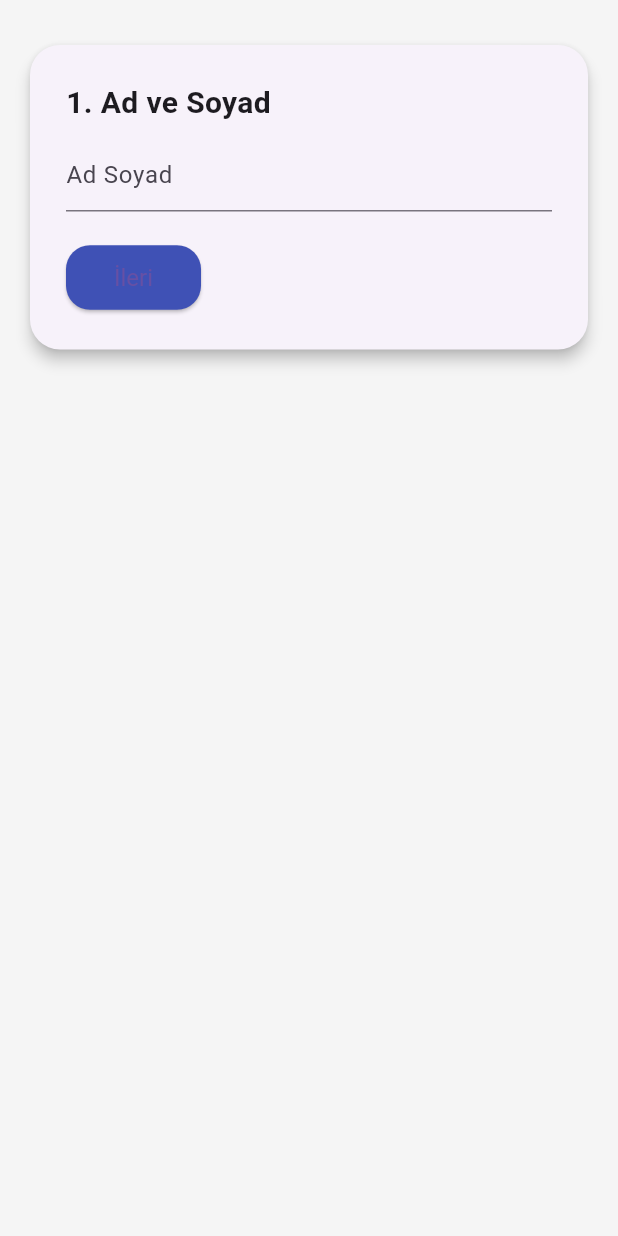
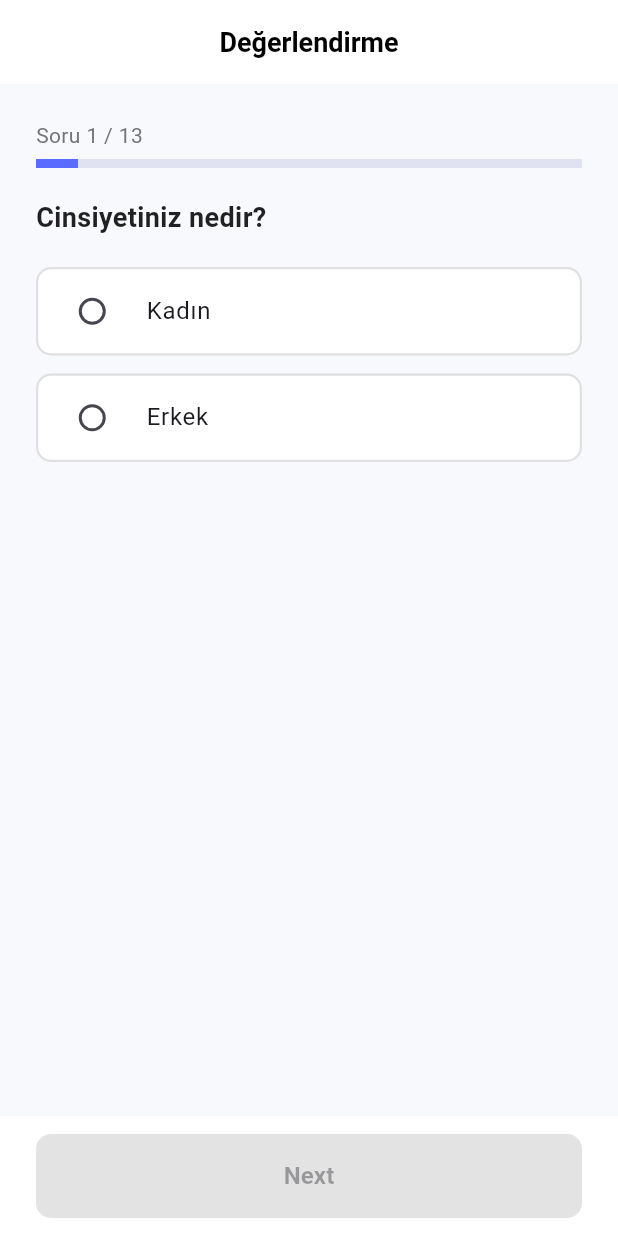
Before and after one commit to efsasezer/mindtrack-bootcamp, a Flutter app: the screen it shows after launch, on a phone screen of 412 x 824 dp. Run offline on Flutter 3.47's test engine with Material 3 defaults, Android fonts, the phone set to English and light mode, and no system bars.

Commit message:
Soru Sayfası

```diff
--- a/lib/main.dart
+++ b/lib/main.dart
@@ -1,336 +1,424 @@
 import 'package:flutter/material.dart';
 
-void main() {
-  runApp(SoruUygulamasi());
-}
+void main() => runApp(StudentSurveyApp());
 
-class SoruUygulamasi extends StatelessWidget {
+class StudentSurveyApp extends StatelessWidget {
   @override
   Widget build(BuildContext context) {
     return MaterialApp(
-      title: 'Soru Uygulaması',
+      title: 'Değerlendirme',
       debugShowCheckedModeBanner: false,
       theme: ThemeData(
-        scaffoldBackgroundColor: Colors.grey[100],
-        primarySwatch: Colors.indigo,
-        elevatedButtonTheme: ElevatedButtonThemeData(
-          style: ElevatedButton.styleFrom(
-            backgroundColor: Colors.indigo,
-            shape: RoundedRectangleBorder(
-              borderRadius: BorderRadius.circular(16),
-            ),
-            padding: EdgeInsets.symmetric(horizontal: 32, vertical: 12),
-            textStyle: TextStyle(fontSize: 16),
+        scaffoldBackgroundColor: Color(0xFFF8F9FD),
+        fontFamily: 'Roboto',
+        appBarTheme: AppBarTheme(
+          backgroundColor: Colors.white,
+          elevation: 0,
+          centerTitle: true,
+          titleTextStyle: TextStyle(
+            color: Colors.black,
+            fontSize: 18,
+            fontWeight: FontWeight.bold,
           ),
+          iconTheme: IconThemeData(color: Colors.black),
         ),
       ),
-      home: SoruSayfasi(),
+      home: SurveyPage(),
     );
   }
 }
 
-class SoruSayfasi extends StatefulWidget {
+class SurveyPage extends StatefulWidget {
   @override
-  _SoruSayfasiState createState() => _SoruSayfasiState();
+  _SurveyPageState createState() => _SurveyPageState();
 }
 
-class _SoruSayfasiState extends State<SoruSayfasi> {
-  int _soruIndex = 0;
-  final Map<String, dynamic> cevaplar = {};
-  final TextEditingController _text1 = TextEditingController();
-  final TextEditingController _text2 = TextEditingController();
+class _SurveyPageState extends State<SurveyPage> {
+  int questionIndex = 0;
+  final answers = <String, dynamic>{};
+  final controller = TextEditingController();
+  String? dropdownValue;
+  String? errorText; // Hata mesajı için
 
-  void sonraki(dynamic cevap) {
-    if (cevap != null) {
-      cevaplar["Soru ${_soruIndex + 1}"] = cevap;
-    }
-    _text1.clear();
-    _text2.clear();
-    setState(() => _soruIndex++);
+  final Map<String, String> ranges = {
+    'Akademik Baskı': '(1-5)',
+    'Not Ortalaması': '(1-10)',
+    'Memnuniyet': '(1-5)',
+    'Finansal Stres': '(1-5)',
+  };
+
+  final List<Map<String, dynamic>> questions = [
+    {
+      'text': 'Cinsiyetiniz nedir?',
+      'type': 'radio',
+      'options': ['Kadın', 'Erkek'],
+      'key': 'Cinsiyet',
+    },
+    {'text': 'Yaşınız?', 'type': 'input', 'key': 'Yaş'},
+    {
+      'text': 'Mesleğiniz / Alanınız:',
+      'type': 'dropdown',
+      'options': [
+        'Architect',
+        'Chef',
+        'Doctor',
+        'Lawyer',
+        'Student',
+        'Teacher',
+      ],
+      'key': 'Meslek',
+    },
+    {
+      'text': 'Akademik baskı düzeyiniz:',
+      'type': 'input',
+      'key': 'Akademik Baskı',
+    },
+    {'text': 'Not ortalamanız:', 'type': 'input', 'key': 'Not Ortalaması'},
+    {
+      'text': 'Eğitimden memnuniyet düzeyiniz:',
+      'type': 'input',
+      'key': 'Memnuniyet',
+    },
+    {
+      'text': 'Uyku süreniz:',
+      'type': 'dropdown',
+      'options': ['5-6 saat', '7-8 saat', '<5 saat', '>8 saat'],
+      'key': 'Uyku Süresi',
+    },
+    {
+      'text': 'Beslenme alışkanlığınız:',
+      'type': 'dropdown',
+      'options': ['Sağlıklı', 'Orta', 'Diğer', 'Sağlıksız'],
+      'key': 'Beslenme',
+    },
+    {
+      'text': 'Eğitim dereceniz:',
+      'type': 'dropdown',
+      'options': ['BSc', 'BA', 'MBA', 'PhD'],
+      'key': 'Eğitim Derecesi',
+    },
+    {
+      'text': 'Daha önce intihar düşünceniz oldu mu?',
+      'type': 'radio',
+      'options': ['Evet', 'Hayır'],
+      'key': 'İntihar Düşüncesi',
+    },
+    {
+      'text': 'Günlük ders süreniz (saat):',
+      'type': 'input',
+      'key': 'Ders Süresi',
+    },
+    {
+      'text': 'Finansal stres düzeyiniz:',
+      'type': 'input',
+      'key': 'Finansal Stres',
+    },
+    {
+      'text': 'Ailede ruhsal hastalık geçmişi var mı?',
+      'type': 'radio',
+      'options': ['Evet', 'Hayır'],
+      'key': 'Ailede Ruhsal Hastalık',
+    },
+  ];
+
+  void next(dynamic value) {
+    final key = questions[questionIndex]['key'];
+    answers[key] = value;
+    controller.clear();
+    dropdownValue = null;
+    errorText = null;
+    setState(() => questionIndex++);
   }
 
-  Widget soruKarti(Widget child) {
-    return Card(
-      elevation: 4,
-      margin: EdgeInsets.symmetric(horizontal: 20, vertical: 30),
-      shape: RoundedRectangleBorder(borderRadius: BorderRadius.circular(20)),
-      child: Padding(padding: const EdgeInsets.all(24.0), child: child),
+  bool isInRange(String key, String value) {
+    if (!ranges.containsKey(key)) return true; // Aralık yoksa geçerli say
+    final rangeStr = ranges[key]!; // "(1-5)" gibi
+
+    final regex = RegExp(r'\((\d+)-(\d+)\)');
+    final match = regex.firstMatch(rangeStr);
+    if (match == null) return true;
+
+    final min = int.parse(match.group(1)!);
+    final max = int.parse(match.group(2)!);
+
+    final numValue = int.tryParse(value);
+    if (numValue == null) return false;
+
+    return numValue >= min && numValue <= max;
+  }
+
+  Widget buildProgressBar() {
+    double progress = (questionIndex + 1) / questions.length;
+    return Column(
+      crossAxisAlignment: CrossAxisAlignment.start,
+      children: [
+        Text(
+          "Soru ${questionIndex + 1} / ${questions.length}",
+          style: TextStyle(fontSize: 14, color: Colors.grey[600]),
+        ),
+        SizedBox(height: 6),
+        LinearProgressIndicator(
+          value: progress,
+          minHeight: 6,
+          color: Color(0xFF5A6BFF),
+          backgroundColor: Color(0xFFE0E2F2),
+        ),
+        SizedBox(height: 20),
+      ],
     );
   }
 
-  Widget soruWidget() {
-    switch (_soruIndex) {
-      case 0:
-        return soruKarti(
-          Column(
-            crossAxisAlignment: CrossAxisAlignment.start,
-            children: [
-              Text(
-                "1. Ad ve Soyad",
-                style: TextStyle(fontSize: 20, fontWeight: FontWeight.bold),
+  Widget buildNextButton(VoidCallback onPressed, {bool enabled = true}) {
+    return ElevatedButton(
+      style: ElevatedButton.styleFrom(
+        backgroundColor: enabled ? Color(0xFF5A6BFF) : Colors.grey,
+        foregroundColor: Colors.white,
+        padding: EdgeInsets.symmetric(vertical: 16),
+        shape: RoundedRectangleBorder(borderRadius: BorderRadius.circular(10)),
+      ),
+      onPressed: enabled ? onPressed : null,
+      child: Text(
+        "Next",
+        style: TextStyle(fontWeight: FontWeight.bold, fontSize: 16),
+      ),
+    );
+  }
+
+  Widget buildQuestion() {
+    final question = questions[questionIndex];
+    final key = question['key'];
+    final suffix = ranges.containsKey(key) ? " ${ranges[key]}" : "";
+    final questionText = Text(
+      question['text'] + suffix,
+      style: TextStyle(
+        fontSize: 18,
+        fontWeight: FontWeight.w600,
+        color: Colors.black87,
+      ),
+    );
+
+    switch (question['type']) {
+      case 'input':
+        return Column(
+          crossAxisAlignment: CrossAxisAlignment.start,
+          children: [
+            buildProgressBar(),
+            questionText,
+            SizedBox(height: 16),
+            Container(
+              decoration: BoxDecoration(
+                color: Colors.white,
+                border: Border.all(color: Colors.grey[300]!),
+                borderRadius: BorderRadius.circular(10),
               ),
-              SizedBox(height: 10),
-              TextField(
-                controller: _text1,
-                decoration: InputDecoration(hintText: "Ad Soyad"),
+              padding: EdgeInsets.symmetric(horizontal: 12),
+              child: TextField(
+                controller: controller,
+                keyboardType: TextInputType.numberWithOptions(decimal: true),
+                decoration: InputDecoration(
+                  hintText: "Cevabınızı girin",
+                  border: InputBorder.none,
+                ),
+                onChanged: (text) {
+                  setState(() {
+                    if (!isInRange(key, text.trim())) {
+                      errorText =
+                          "Lütfen $ranges[key] aralığında bir değer girin.";
+                    } else {
+                      errorText = null;
+                    }
+                  });
+                },
               ),
-              SizedBox(height: 20),
-              ElevatedButton(
-                onPressed: () => sonraki(_text1.text),
-                child: Text("İleri"),
+            ),
+          ],
+        );
+      case 'radio':
+        return Column(
+          crossAxisAlignment: CrossAxisAlignment.start,
+          children: [
+            buildProgressBar(),
+            questionText,
+            SizedBox(height: 20),
+            ...question['options'].map<Widget>((option) {
+              final isSelected = answers[key] == option;
+              return Container(
+                margin: EdgeInsets.only(bottom: 12),
+                decoration: BoxDecoration(
+                  color: Colors.white,
+                  border: Border.all(
+                    color: isSelected ? Color(0xFF5A6BFF) : Colors.grey[300]!,
+                    width: 1.5,
+                  ),
+                  borderRadius: BorderRadius.circular(10),
+                ),
+                child: RadioListTile(
+                  contentPadding: EdgeInsets.symmetric(horizontal: 16),
+                  value: option,
+                  groupValue: answers[key],
+                  onChanged: (val) => setState(() => answers[key] = val),
+                  title: Text(option, style: TextStyle(fontSize: 16)),
+                  activeColor: Color(0xFF5A6BFF),
+                ),
+              );
+            }),
+          ],
+        );
+      case 'dropdown':
+        return Column(
+          crossAxisAlignment: CrossAxisAlignment.start,
+          children: [
+            buildProgressBar(),
+            questionText,
+            SizedBox(height: 16),
+            Container(
+              padding: EdgeInsets.symmetric(horizontal: 16),
+              decoration: BoxDecoration(
+                color: Colors.white,
+                border: Border.all(color: Colors.grey[300]!),
+                borderRadius: BorderRadius.circular(10),
               ),
-            ],
-          ),
-        );
-      case 1:
-        return soruKarti(
-          Column(
-            crossAxisAlignment: CrossAxisAlignment.start,
-            children: [
-              Text(
-                "2. Yaş",
-                style: TextStyle(fontSize: 20, fontWeight: FontWeight.bold),
+              child: DropdownButton<String>(
+                isExpanded: true,
+                value: dropdownValue,
+                hint: Text("Seçiniz"),
+                underline: SizedBox(),
+                dropdownColor: Colors.white,
+                style: TextStyle(color: Colors.black87, fontSize: 16),
+                onChanged: (String? newValue) {
+                  setState(() {
+                    dropdownValue = newValue;
+                    errorText = null;
+                  });
+                },
+                items: question['options']
+                    .map<DropdownMenuItem<String>>(
+                      (value) => DropdownMenuItem<String>(
+                        value: value,
+                        child: Text(value),
+                      ),
+                    )
+                    .toList(),
               ),
-              SizedBox(height: 10),
-              TextField(
-                controller: _text1,
-                keyboardType: TextInputType.number,
-                decoration: InputDecoration(hintText: "Yaş"),
-              ),
-              SizedBox(height: 20),
-              ElevatedButton(
-                onPressed: () => sonraki(_text1.text),
-                child: Text("İleri"),
-              ),
-            ],
-          ),
-        );
-      case 2:
-        return soruKarti(
-          Column(
-            crossAxisAlignment: CrossAxisAlignment.start,
-            children: [
-              Text(
-                "3. Cinsiyet",
-                style: TextStyle(fontSize: 20, fontWeight: FontWeight.bold),
-              ),
-              ...["Kadın", "Erkek", "Diğer"].map(
-                (secenek) => RadioListTile(
-                  title: Text(secenek),
-                  value: secenek,
-                  groupValue: cevaplar["Soru 3"],
-                  onChanged: (val) => setState(() => cevaplar["Soru 3"] = val),
-                ),
-              ),
-              ElevatedButton(
-                onPressed: () => sonraki(cevaplar["Soru 3"]),
-                child: Text("İleri"),
-              ),
-            ],
-          ),
-        );
-      case 3:
-        return soruKarti(
-          Column(
-            crossAxisAlignment: CrossAxisAlignment.start,
-            children: [
-              Text(
-                "4. Okul ve Bölüm",
-                style: TextStyle(fontSize: 20, fontWeight: FontWeight.bold),
-              ),
-              SizedBox(height: 10),
-              TextField(
-                controller: _text1,
-                decoration: InputDecoration(hintText: "Okul"),
-              ),
-              SizedBox(height: 10),
-              TextField(
-                controller: _text2,
-                decoration: InputDecoration(hintText: "Bölüm"),
-              ),
-              SizedBox(height: 20),
-              ElevatedButton(
-                onPressed: () => sonraki("${_text1.text} - ${_text2.text}"),
-                child: Text("İleri"),
-              ),
-            ],
-          ),
-        );
-      case 4:
-        return soruKarti(
-          Column(
-            crossAxisAlignment: CrossAxisAlignment.start,
-            children: [
-              Text(
-                "Ekstralar",
-                style: TextStyle(fontSize: 16, color: Colors.grey[700]),
-              ),
-              SizedBox(height: 10),
-              Text(
-                "5. Sosyal Medyada Geçirilen Süre",
-                style: TextStyle(fontSize: 20, fontWeight: FontWeight.bold),
-              ),
-              ...["0-2", "2-4", "4-6", ">6"].map(
-                (secenek) => RadioListTile(
-                  title: Text("$secenek saat"),
-                  value: secenek,
-                  groupValue: cevaplar["Soru 5"],
-                  onChanged: (val) => setState(() => cevaplar["Soru 5"] = val),
-                ),
-              ),
-              ElevatedButton(
-                onPressed: () => sonraki(cevaplar["Soru 5"]),
-                child: Text("İleri"),
-              ),
-            ],
-          ),
-        );
-      case 5:
-        return soruKarti(
-          Column(
-            crossAxisAlignment: CrossAxisAlignment.start,
-            children: [
-              Text(
-                "6. Sigara ve Alkol Kullanımı",
-                style: TextStyle(fontSize: 20, fontWeight: FontWeight.bold),
-              ),
-              ...["Sigara", "Alkol", "Sigara ve Alkol", "Hiçbiri"].map(
-                (secenek) => RadioListTile(
-                  title: Text(secenek),
-                  value: secenek,
-                  groupValue: cevaplar["Soru 6"],
-                  onChanged: (val) => setState(() => cevaplar["Soru 6"] = val),
-                ),
-              ),
-              ElevatedButton(
-                onPressed: () => sonraki(cevaplar["Soru 6"]),
-                child: Text("İleri"),
-              ),
-            ],
-          ),
-        );
-      case 6:
-        return soruKarti(
-          Column(
-            crossAxisAlignment: CrossAxisAlignment.start,
-            children: [
-              Text(
-                "7. Egzersiz Sıklığı",
-                style: TextStyle(fontSize: 20, fontWeight: FontWeight.bold),
-              ),
-              ...["Hiç", "Haftada 1", "Haftada 2", "Haftada 3+"].map(
-                (secenek) => RadioListTile(
-                  title: Text(secenek),
-                  value: secenek,
-                  groupValue: cevaplar["Soru 7"],
-                  onChanged: (val) => setState(() => cevaplar["Soru 7"] = val),
-                ),
-              ),
-              ElevatedButton(
-                onPressed: () => sonraki(cevaplar["Soru 7"]),
-                child: Text("İleri"),
-              ),
-            ],
-          ),
-        );
-      case 7:
-        return soruKarti(
-          Column(
-            crossAxisAlignment: CrossAxisAlignment.start,
-            children: [
-              Text(
-                "8. Sabah İnsanı mı, Gece Kuşu musun?",
-                style: TextStyle(fontSize: 20, fontWeight: FontWeight.bold),
-              ),
-              ...["Sabah İnsanı", "Gece Kuşu"].map(
-                (secenek) => RadioListTile(
-                  title: Text(secenek),
-                  value: secenek,
-                  groupValue: cevaplar["Soru 8"],
-                  onChanged: (val) => setState(() => cevaplar["Soru 8"] = val),
-                ),
-              ),
-              ElevatedButton(
-                onPressed: () => sonraki(cevaplar["Soru 8"]),
-                child: Text("İleri"),
-              ),
-            ],
-          ),
-        );
-      case 8:
-        return soruKarti(
-          Column(
-            crossAxisAlignment: CrossAxisAlignment.start,
-            children: [
-              Text(
-                "9. Tek mi yaşıyorsun?",
-                style: TextStyle(fontSize: 20, fontWeight: FontWeight.bold),
-              ),
-              ...["Evet", "Hayır"].map(
-                (secenek) => RadioListTile(
-                  title: Text(secenek),
-                  value: secenek,
-                  groupValue: cevaplar["Soru 9"],
-                  onChanged: (val) => setState(() => cevaplar["Soru 9"] = val),
-                ),
-              ),
-              ElevatedButton(
-                onPressed: () => sonraki(cevaplar["Soru 9"]),
-                child: Text("İleri"),
-              ),
-            ],
-          ),
-        );
-      case 9:
-        return soruKarti(
-          Column(
-            crossAxisAlignment: CrossAxisAlignment.start,
-            children: [
-              Text(
-                "10. Son zamanlarda nasıl hissediyorsun?",
-                style: TextStyle(fontSize: 20, fontWeight: FontWeight.bold),
-              ),
-              ...["Çok İyi", "İyi", "Orta", "Kötü", "Çok Kötü"].map(
-                (secenek) => RadioListTile(
-                  title: Text(secenek),
-                  value: secenek,
-                  groupValue: cevaplar["Soru 10"],
-                  onChanged: (val) => setState(() => cevaplar["Soru 10"] = val),
-                ),
-              ),
-              ElevatedButton(
-                onPressed: () => sonraki(cevaplar["Soru 10"]),
-                child: Text("Bitir"),
-              ),
-            ],
-          ),
+            ),
+          ],
         );
       default:
-        return soruKarti(
-          Column(
-            crossAxisAlignment: CrossAxisAlignment.start,
-            children: [
-              Text(
-                "Teşekkürler!",
-                style: TextStyle(fontSize: 22, fontWeight: FontWeight.bold),
-              ),
-              SizedBox(height: 10),
-              Text("Cevaplarınız:", style: TextStyle(fontSize: 16)),
-              SizedBox(height: 10),
-              ...cevaplar.entries.map(
-                (e) => Text(
-                  "${e.key}: ${e.value}",
-                  style: TextStyle(fontSize: 14),
-                ),
-              ),
-            ],
-          ),
-        );
+        return Text("Bilinmeyen soru tipi.");
     }
   }
 
   @override
   Widget build(BuildContext context) {
-    return Scaffold(body: SingleChildScrollView(child: soruWidget()));
+    bool canGoNext() {
+      final question = questions[questionIndex];
+      final key = question['key'];
+
+      if (question['type'] == 'input') {
+        final text = controller.text.trim();
+        if (text.isEmpty) return false;
+        if (!isInRange(key, text)) return false;
+        if (errorText != null) return false;
+        return true;
+      }
+      if (question['type'] == 'dropdown') {
+        return dropdownValue != null;
+      }
+      if (question['type'] == 'radio') {
+        return answers[key] != null;
+      }
+      return false;
+    }
+
+    void onNextPressed() {
+      final question = questions[questionIndex];
+      final key = question['key'];
+
+      dynamic value;
+      if (question['type'] == 'input') {
+        final text = controller.text.trim();
+        if (!isInRange(key, text)) {
+          setState(() {
+            errorText = "Lütfen ${ranges[key]} aralığında bir değer girin.";
+          });
+          return;
+        }
+        value = text;
+      } else if (question['type'] == 'dropdown') {
+        value = dropdownValue;
+      } else {
+        value = answers[key];
+      }
+
+      next(value);
+    }
+
+    return Scaffold(
+      appBar: AppBar(title: Text("Değerlendirme")),
+      body: Padding(
+        padding: const EdgeInsets.all(24.0),
+        child: questionIndex < questions.length
+            ? SingleChildScrollView(
+                child: Column(
+                  crossAxisAlignment: CrossAxisAlignment.start,
+                  children: [
+                    buildQuestion(),
+                    if (errorText != null) ...[
+                      SizedBox(height: 8),
+                      Text(
+                        errorText!,
+                        style: TextStyle(
+                          color: Colors.red,
+                          fontWeight: FontWeight.bold,
+                        ),
+                      ),
+                    ],
+                    SizedBox(
+                      height: 80,
+                    ), // Butonun alt boşluğunu açar, scroll için
+                  ],
+                ),
+              )
+            : ListView(
+                children: [
+                  Text(
+                    "Teşekkürler! Cevaplarınız:",
+                    style: TextStyle(fontSize: 20, fontWeight: FontWeight.bold),
+                  ),
+                  SizedBox(height: 20),
+                  ...answers.entries.map((entry) {
+                    String key = entry.key;
+                    String value = entry.value.toString();
+                    if (ranges.containsKey(key)) value += ' ${ranges[key]}';
+
+                    return Container(
+                      margin: EdgeInsets.symmetric(vertical: 8),
+                      padding: EdgeInsets.all(16),
+                      decoration: BoxDecoration(
+                        color: Colors.white,
+                        border: Border.all(color: Colors.grey[300]!),
+                        borderRadius: BorderRadius.circular(10),
+                      ),
+                      child: Text(
+                        "$key: $value",
+                        style: TextStyle(fontSize: 16),
+                      ),
+                    );
+                  }),
+                ],
+              ),
+      ),
+      bottomNavigationBar: questionIndex < questions.length
+          ? Container(
+              padding: EdgeInsets.symmetric(horizontal: 24, vertical: 12),
+              color: Colors.white,
+              child: SizedBox(
+                width: double.infinity,
+                height: 56,
+                child: buildNextButton(onNextPressed, enabled: canGoNext()),
+              ),
+            )
+          : null,
+    );
   }
 }
```
Also changed, not shown: 1 other file.
